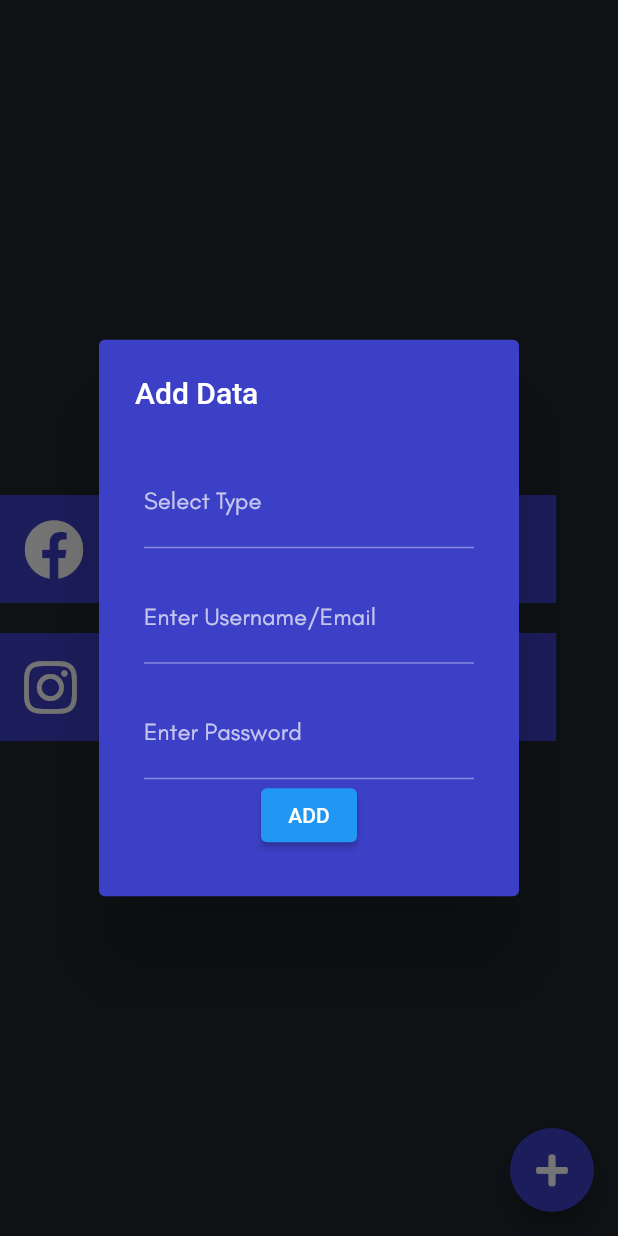
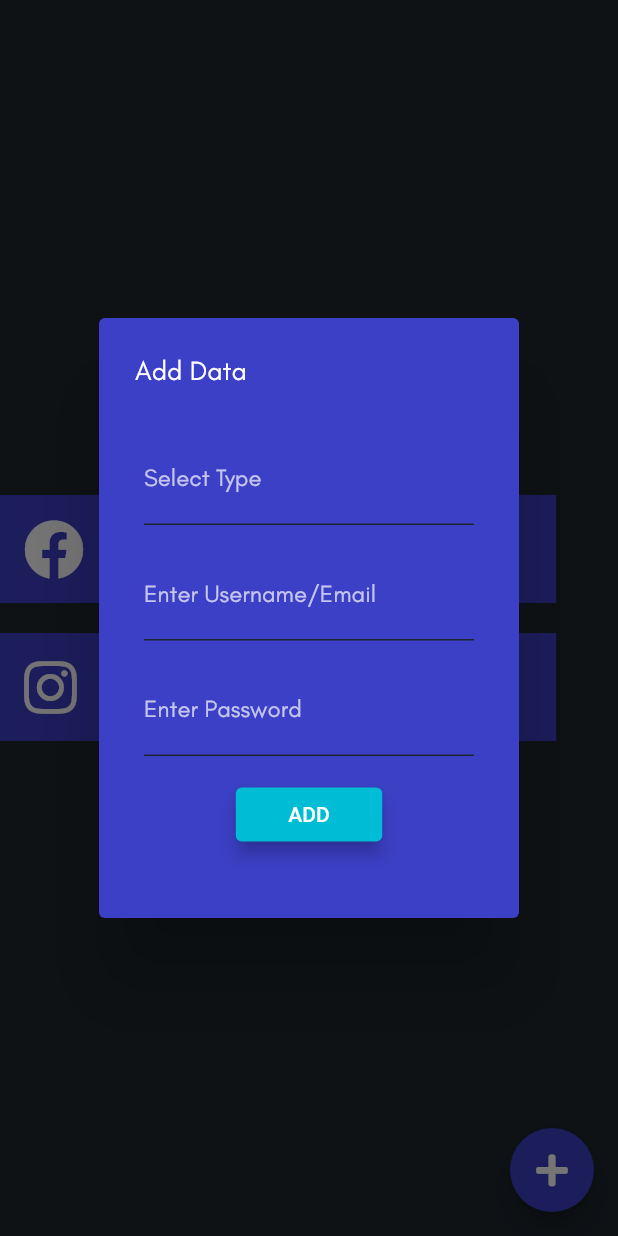
Before and after one commit to giagia2002123/flutter_password_manager, a Flutter app: the PassworPage screen opened directly, after a tap on an icon or button, on a phone screen of 412 x 824 dp. Run offline on Flutter 3.47's test engine with Material 2 defaults, Android fonts, the phone set to English and light mode, and no system bars; our stand-ins replace font_awesome_flutter, sqflite; accounts and stored records are empty.

Commit message:
update code 1.5
update dbhelper.dart
update passwordpage.dart

```diff
--- a/lib/passwordpage.dart
+++ b/lib/passwordpage.dart
@@ -8,6 +8,8 @@ class PassworPage extends StatefulWidget {
 }
 
 class _PassworPageState extends State<PassworPage> {
+  GlobalKey<FormState> formstate = GlobalKey<FormState>();
+
   TextStyle titleStyle = TextStyle(
     fontSize: 18.0,
     fontFamily: "customFont",
@@ -20,15 +22,27 @@ class _PassworPageState extends State<PassworPage> {
     color: Colors.white70,
   );
 
+  String validateempty(_val) {
+    if (_val.isEmpty) {
+      return "Required Field";
+    } else {
+      return null;
+    }
+  }
+
   void addPassword() {
     showDialog(
         context: context,
         builder: (context) => SimpleDialog(
-              title: Text("Add Data"),
+              title: Text(
+                "Add Data",
+                style: titleStyle,
+              ),
               backgroundColor: deeppurple,
               contentPadding: EdgeInsets.all(30.0),
               children: <Widget>[
                 Form(
+                  key: formstate,
                   child: Column(
                     mainAxisSize: MainAxisSize.min,
                     children: <Widget>[
@@ -36,8 +50,15 @@ class _PassworPageState extends State<PassworPage> {
                         decoration: InputDecoration(
                           labelText: "Select Type",
                           labelStyle: subtitleStyle,
+                          enabledBorder: UnderlineInputBorder(
+                            borderSide: BorderSide(color: dark),
+                          ),
+                          focusedBorder: UnderlineInputBorder(
+                            borderSide: BorderSide(color: dark),
+                          ),
                         ),
                         style: titleStyle,
+                        validator: validateempty,
                       ),
                       Padding(
                         padding: EdgeInsets.symmetric(vertical: 15.0),
@@ -45,6 +66,12 @@ class _PassworPageState extends State<PassworPage> {
                           decoration: InputDecoration(
                             labelText: "Enter Username/Email",
                             labelStyle: subtitleStyle,
+                            enabledBorder: UnderlineInputBorder(
+                              borderSide: BorderSide(color: dark),
+                            ),
+                            focusedBorder: UnderlineInputBorder(
+                              borderSide: BorderSide(color: dark),
+                            ),
                           ),
                           style: titleStyle,
                         ),
@@ -53,12 +80,33 @@ class _PassworPageState extends State<PassworPage> {
                         decoration: InputDecoration(
                           labelText: "Enter Password",
                           labelStyle: subtitleStyle,
+                          enabledBorder: UnderlineInputBorder(
+                            borderSide: BorderSide(color: dark),
+                          ),
+                          focusedBorder: UnderlineInputBorder(
+                            borderSide: BorderSide(color: dark),
+                          ),
                         ),
                         style: titleStyle,
                       ),
-                      ElevatedButton(
-                        onPressed: () {},
-                        child: Text("ADD"),
+                      Padding(
+                        padding: EdgeInsets.symmetric(vertical: 15.0),
+                        child: ElevatedButton(
+                          onPressed: () {
+                            if (formstate.currentState.validate()) {
+                              print("Ready To Enter Data");
+                            }
+                          },
+                          child: Text("ADD"),
+                          style: ElevatedButton.styleFrom(
+                            primary: Colors.cyan,
+                            padding: EdgeInsets.symmetric(
+                              horizontal: 35.0,
+                              vertical: 10.0,
+                            ),
+                            elevation: 5.0,
+                          ),
+                        ),
                       ),
                     ],
                   ),
--- a/pubspec.yaml
+++ b/pubspec.yaml
@@ -29,6 +29,8 @@ dependencies:
   # Use with the CupertinoIcons class for iOS style icons.
   cupertino_icons: ^1.0.0
   font_awesome_flutter: ^9.2.0
+  sqflite: ^2.0.1
+  path_provider: ^2.0.8
 
 dev_dependencies:
   flutter_test:
```
Also changed, not shown: lib/dbhelper.dart (added, +93 -0 lines), pubspec.lock, 6 other files.
